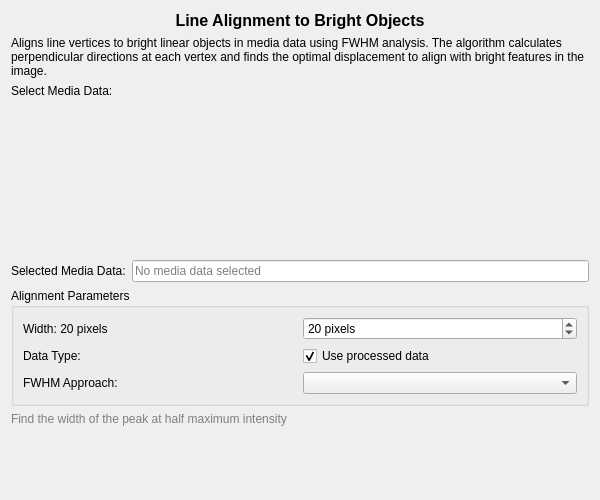
First picture: the form in src/WhiskerToolbox/DataTransform_Widget/Lines/LineAlignment_Widget/LineAlignment_Widget.ui, repository paulmthompson/WhiskerToolbox, before the edit.
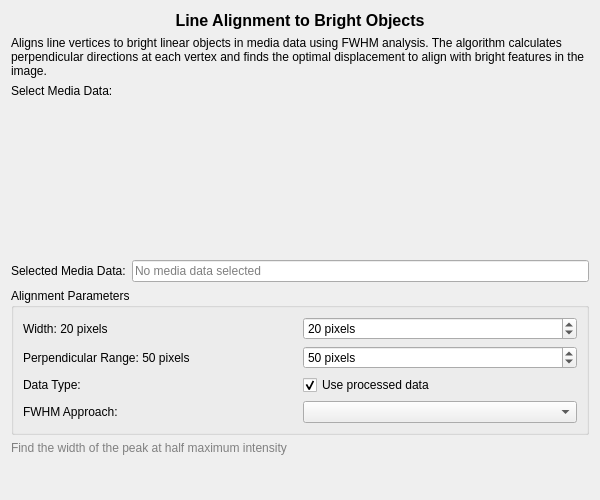
Second picture: the form after the edit. Custom widgets are drawn as their Qt base class.

Commit message: line alignment testing added

What changed in the file:
```diff
--- a/src/WhiskerToolbox/DataTransform_Widget/Lines/LineAlignment_Widget/LineAlignment_Widget.ui
+++ b/src/WhiskerToolbox/DataTransform_Widget/Lines/LineAlignment_Widget/LineAlignment_Widget.ui
@@ -108,13 +108,36 @@
        </widget>
       </item>
       <item row="1" column="0">
+        <widget class="QLabel" name="perpendicularRangeLabel">
+         <property name="text">
+          <string>Perpendicular Range: 50 pixels</string>
+         </property>
+        </widget>
+       </item>
+       <item row="1" column="1">
+        <widget class="QSpinBox" name="perpendicularRangeSpinBox">
+         <property name="minimum">
+          <number>10</number>
+         </property>
+         <property name="maximum">
+          <number>200</number>
+         </property>
+         <property name="value">
+          <number>50</number>
+         </property>
+         <property name="suffix">
+          <string> pixels</string>
+         </property>
+        </widget>
+       </item>
+             <item row="2" column="0">
        <widget class="QLabel" name="dataTypeLabel">
         <property name="text">
          <string>Data Type:</string>
         </property>
        </widget>
       </item>
-      <item row="1" column="1">
+       <item row="2" column="1">
        <widget class="QCheckBox" name="useProcessedDataCheckBox">
         <property name="text">
          <string>Use processed data</string>
@@ -124,14 +147,14 @@
         </property>
        </widget>
       </item>
-      <item row="2" column="0">
+       <item row="3" column="0">
        <widget class="QLabel" name="approachLabel">
         <property name="text">
          <string>FWHM Approach:</string>
         </property>
        </widget>
       </item>
-      <item row="2" column="1">
+       <item row="3" column="1">
        <widget class="QComboBox" name="approachComboBox"/>
       </item>
      </layout>
```
Lines whose indentation alone changed are shown as unchanged. The commit also changes 6 other files.
